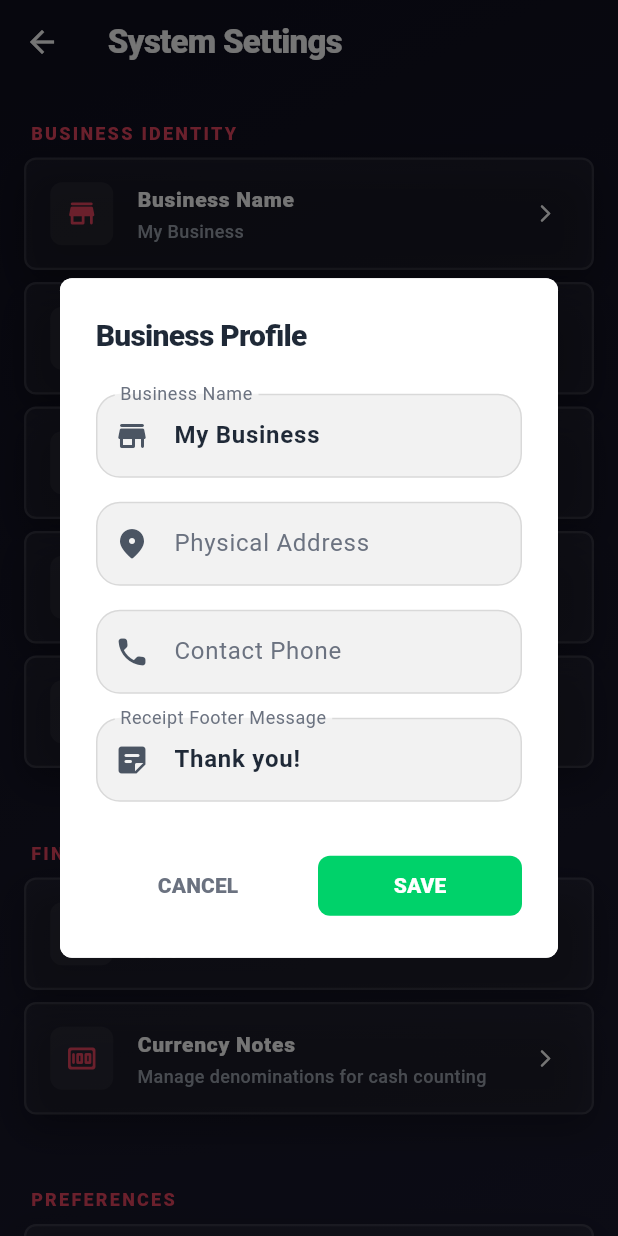
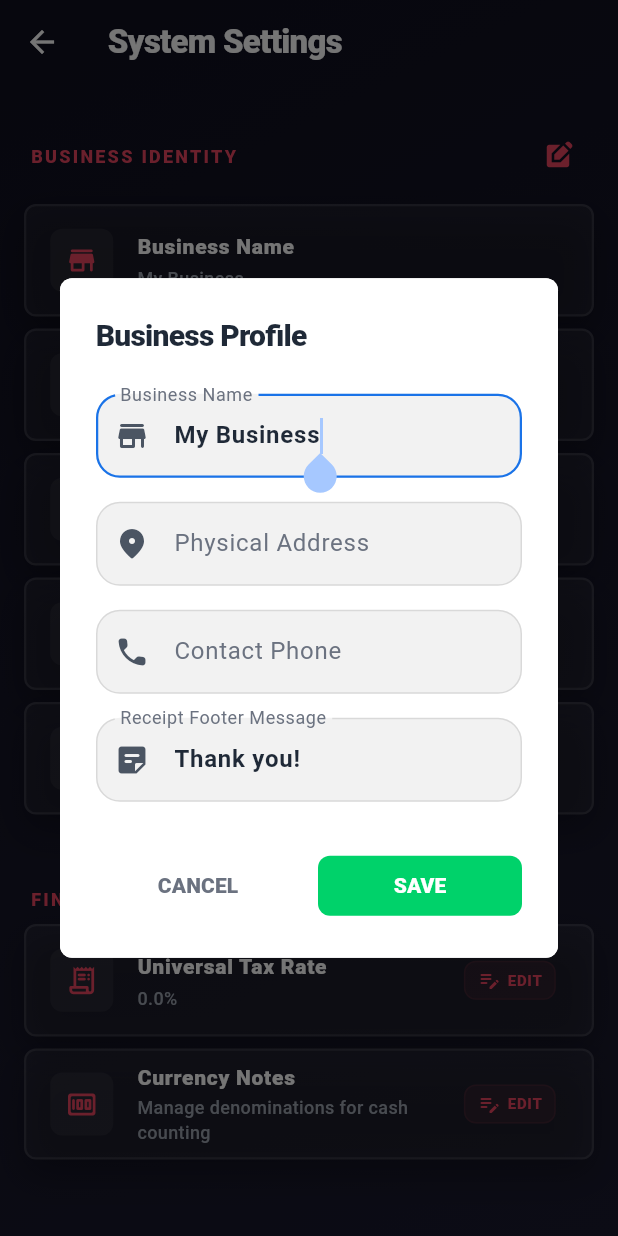
Before and after one commit to nabeer72/khalid-shanwarii, a Flutter app: the SettingsScreen screen opened directly, after a tap on "Business Name", on a phone screen of 412 x 824 dp. Run offline on Flutter 3.47's test engine with Material 3 defaults, Android fonts, the phone set to English and light mode, and no system bars; our stand-ins replace audioplayers, dio, flutter_secure_storage, internet_connection_checker, pdf, printing and 2 more; missing offline and left inert: mobile_scanner, shake; accounts and stored records are empty.

Commit message:
ui fixes

```diff
--- a/lib/db/crud/settings_crud.dart
+++ b/lib/db/crud/settings_crud.dart
@@ -44,7 +44,7 @@ mixin SettingsCrud {
     if (type != null) BusinessConfig.instance.businessType = type;
 
     final tax = await getSetting('tax_rate');
-    if (tax != null) BusinessConfig.instance.taxRate = double.tryParse(tax) ?? 8.0;
+    if (tax != null) BusinessConfig.instance.taxRate = double.tryParse(tax) ?? 0.0;
 
     final reqCust = await getSetting('require_customer');
     if (reqCust != null) BusinessConfig.instance.requireCustomer = reqCust == '1';
--- a/lib/db/mock_data.dart
+++ b/lib/db/mock_data.dart
@@ -20,7 +20,7 @@ class BusinessConfig {
   List<dynamic> activeBranchIds = [];
   List<dynamic> inactiveBranchIds = [];
   String receiptFooter = 'Thank you!';
-  double taxRate = 8.0;
+  double taxRate = 0.0;
   bool requireCustomer = false;
   bool autoReceipt = true;
   bool openCashDrawer = true;
@@ -78,7 +78,7 @@ class BusinessConfig {
     businessPhone = '';
     receiptFooter = 'Thank you!';
     currency = '\$';
-    taxRate = 8.0;
+    taxRate = 0.0;
     requireCustomer = false;
     autoReceipt = true;
     openCashDrawer = true;
--- a/lib/screens/roles_screen.dart
+++ b/lib/screens/roles_screen.dart
@@ -90,7 +90,7 @@ class _RolesScreenState extends State<RolesScreen> {
             backgroundColor: theme.surface,
             title: Text(role == null ? 'Create Role' : 'Edit Role', style: TextStyle(color: theme.textPrimary)),
             content: SizedBox(
-              width: double.maxFinite,
+              width: 450,
               child: SingleChildScrollView(
                 child: Column(
                   mainAxisSize: MainAxisSize.min,
@@ -157,7 +157,7 @@ class _RolesScreenState extends State<RolesScreen> {
                     ),
                     const SizedBox(height: 8),
                     Container(
-                      height: 400,
+                      height: 320,
                       decoration: BoxDecoration(
                         color: theme.background.withOpacity(0.1),
                         borderRadius: BorderRadius.circular(ThemeProvider.radiusList),
--- a/lib/screens/settings_screen.dart
+++ b/lib/screens/settings_screen.dart
@@ -38,11 +38,13 @@ class _SettingsScreenState extends State<SettingsScreen> {
     );
   }
 
-  void _showEditBusinessDialog() {
+  void _showEditBusinessDialog({int focusIndex = 0}) {
     final nameCtrl = TextEditingController(text: _businessName);
     final addressCtrl = TextEditingController(text: _businessAddress);
     final phoneCtrl = TextEditingController(text: _businessPhone);
     final footerCtrl = TextEditingController(text: _receiptFooter);
+
+    final List<FocusNode> focusNodes = List.generate(4, (_) => FocusNode());
 
     InputDecoration _dialogInputDecoration(String label, IconData icon) {
       return InputDecoration(
@@ -66,9 +68,10 @@ class _SettingsScreenState extends State<SettingsScreen> {
       );
     }
 
-    Widget _buildDialogField(TextEditingController ctrl, String label, IconData icon, {TextInputType? keyboardType}) {
+    Widget _buildDialogField(TextEditingController ctrl, FocusNode node, String label, IconData icon, {TextInputType? keyboardType}) {
       return TextField(
         controller: ctrl,
+        focusNode: node,
         keyboardType: keyboardType,
         style: const TextStyle(color: Color(0xFF1F2937), fontWeight: FontWeight.w600),
         decoration: _dialogInputDecoration(label, icon),
@@ -77,7 +80,15 @@ class _SettingsScreenState extends State<SettingsScreen> {
 
     showDialog(
       context: context,
-      builder: (ctx) => AlertDialog(
+      builder: (ctx) {
+        // Delayed focus to the requested field
+        Future.delayed(const Duration(milliseconds: 100), () {
+          if (focusIndex >= 0 && focusIndex < focusNodes.length) {
+            focusNodes[focusIndex].requestFocus();
+          }
+        });
+
+        return AlertDialog(
           backgroundColor: Colors.white,
           surfaceTintColor: Colors.white,
           contentPadding: EdgeInsets.zero,
@@ -87,7 +98,7 @@ class _SettingsScreenState extends State<SettingsScreen> {
               color: Colors.white,
               borderRadius: BorderRadius.circular(ThemeProvider.radiusCard),
             ),
-          width: double.maxFinite,
+            width: 400,
             child: SingleChildScrollView(
               child: Column(
                 mainAxisSize: MainAxisSize.min,
@@ -96,19 +107,24 @@ class _SettingsScreenState extends State<SettingsScreen> {
                   const Text('Business Profile',
                     style: TextStyle(color: Color(0xFF1F2937), fontSize: 20, fontWeight: FontWeight.w900, letterSpacing: -0.5)),
                   const SizedBox(height: 24),
-                _buildDialogField(nameCtrl, 'Business Name', Icons.store_rounded),
+                  _buildDialogField(nameCtrl, focusNodes[0], 'Business Name', Icons.store_rounded),
                   const SizedBox(height: 16),
-                _buildDialogField(addressCtrl, 'Physical Address', Icons.location_on_rounded),
+                  _buildDialogField(addressCtrl, focusNodes[1], 'Physical Address', Icons.location_on_rounded),
                   const SizedBox(height: 16),
-                _buildDialogField(phoneCtrl, 'Contact Phone', Icons.phone_rounded, keyboardType: TextInputType.phone),
+                  _buildDialogField(phoneCtrl, focusNodes[2], 'Contact Phone', Icons.phone_rounded, keyboardType: TextInputType.phone),
                   const SizedBox(height: 16),
-                _buildDialogField(footerCtrl, 'Receipt Footer Message', Icons.sticky_note_2_rounded),
+                  _buildDialogField(footerCtrl, focusNodes[3], 'Receipt Footer Message', Icons.sticky_note_2_rounded),
                   const SizedBox(height: 32),
                   Row(
                     children: [
                       Expanded(
                         child: TextButton(
-                        onPressed: () => Navigator.pop(ctx),
+                          onPressed: () {
+                            for (var node in focusNodes) {
+                              node.dispose();
+                            }
+                            Navigator.pop(ctx);
+                          },
                           child: const Text('CANCEL', style: TextStyle(color: Color(0xFF6B7280), fontWeight: FontWeight.w900)),
                         ),
                       ),
@@ -140,6 +156,9 @@ class _SettingsScreenState extends State<SettingsScreen> {
                             await db.setSetting('business_phone', _businessPhone);
                             await db.setSetting('receipt_footer', _receiptFooter);
 
+                            for (var node in focusNodes) {
+                              node.dispose();
+                            }
                             Navigator.pop(ctx);
                             ScaffoldMessenger.of(context).showSnackBar(const SnackBar(content: Text('Business info updated!'), backgroundColor: ThemeProvider.success));
                           },
@@ -152,7 +171,8 @@ class _SettingsScreenState extends State<SettingsScreen> {
               ),
             ),
           ),
-      ),
+        );
+      },
     );
   }
 
@@ -197,8 +217,8 @@ class _SettingsScreenState extends State<SettingsScreen> {
                   color: Colors.white,
                   borderRadius: BorderRadius.circular(ThemeProvider.radiusCard),
                 ),
-                width: double.maxFinite,
-                height: MediaQuery.of(context).size.height * 0.7,
+                width: 360,
+                height: MediaQuery.of(context).size.height * 0.6,
                 child: Column(
                   mainAxisSize: MainAxisSize.min,
                   crossAxisAlignment: CrossAxisAlignment.start,
@@ -346,6 +366,7 @@ class _SettingsScreenState extends State<SettingsScreen> {
         surfaceTintColor: Colors.white,
         contentPadding: EdgeInsets.zero,
         content: Container(
+          width: 320, // Set specific width to fix the "too big" issue
           padding: const EdgeInsets.all(24),
           decoration: BoxDecoration(
             color: Colors.white,
@@ -509,30 +530,41 @@ class _SettingsScreenState extends State<SettingsScreen> {
             padding: const EdgeInsets.symmetric(horizontal: 16, vertical: 8),
             children: [
               // Business Information
-              const _SectionHeader(title: 'BUSINESS IDENTITY'),
+              _SectionHeader(
+                title: 'BUSINESS IDENTITY',
+                trailing: IconButton(
+                  icon: Icon(Icons.edit_square, color: theme.highlight, size: 20),
+                  onPressed: () => _showEditBusinessDialog(focusIndex: 0),
+                  tooltip: 'Edit Business Profile',
+                ),
+              ),
               _SettingsTile(
                 icon: Icons.store_rounded,
                 title: 'Business Name',
                 subtitle: _businessName,
-                onTap: _showEditBusinessDialog,
+                onTap: () => _showEditBusinessDialog(focusIndex: 0),
+                showTrailing: false,
               ),
               _SettingsTile(
                 icon: Icons.location_on_rounded,
                 title: 'Address',
                 subtitle: _businessAddress,
-                onTap: _showEditBusinessDialog,
+                onTap: () => _showEditBusinessDialog(focusIndex: 1),
+                showTrailing: false,
               ),
               _SettingsTile(
                 icon: Icons.phone_rounded,
                 title: 'Phone Number',
                 subtitle: _businessPhone,
-                onTap: _showEditBusinessDialog,
+                onTap: () => _showEditBusinessDialog(focusIndex: 2),
+                showTrailing: false,
               ),
               _SettingsTile(
                 icon: Icons.sticky_note_2_rounded,
                 title: 'Receipt Footer',
                 subtitle: _receiptFooter,
-                onTap: _showEditBusinessDialog,
+                onTap: () => _showEditBusinessDialog(focusIndex: 3),
+                showTrailing: false,
               ),
               _SettingsTile(
                 icon: BusinessConfig.instance.currencyIcon,
@@ -752,14 +784,18 @@ class _SettingsScreenState extends State<SettingsScreen> {
 
 class _SectionHeader extends StatelessWidget {
   final String title;
-  const _SectionHeader({required this.title});
+  final Widget? trailing;
+  const _SectionHeader({required this.title, this.trailing});
 
   @override
   Widget build(BuildContext context) {
     final theme = ThemeProvider.instance;
     return Padding(
       padding: const EdgeInsets.fromLTRB(4, 16, 0, 8),
-      child: Text(
+      child: Row(
+        mainAxisAlignment: MainAxisAlignment.spaceBetween,
+        children: [
+          Text(
             title,
             style: TextStyle(
               color: theme.highlight,
@@ -767,6 +803,9 @@ class _SectionHeader extends StatelessWidget {
               fontWeight: FontWeight.w900,
               letterSpacing: 1.5,
             ),
+          ),
+          if (trailing != null) trailing!,
+        ],
       ),
     );
   }
@@ -778,8 +817,16 @@ class _SettingsTile extends StatelessWidget {
   final String subtitle;
   final VoidCallback onTap;
   final Color? titleColor;
+  final bool showTrailing;
 
-  const _SettingsTile({required this.icon, required this.title, required this.subtitle, required this.onTap, this.titleColor});
+  const _SettingsTile({
+    required this.icon,
+    required this.title,
+    required this.subtitle,
+    required this.onTap,
+    this.titleColor,
+    this.showTrailing = true,
+  });
 
   @override
   Widget build(BuildContext context) {
@@ -798,7 +845,22 @@ class _SettingsTile extends StatelessWidget {
           ),
           title: Text(title, style: TextStyle(color: titleColor ?? theme.textPrimary, fontWeight: FontWeight.w800, fontSize: 14)),
           subtitle: Text(subtitle, style: TextStyle(color: theme.textSecondary, fontSize: 12, fontWeight: FontWeight.w500)),
-          trailing: Icon(Icons.arrow_forward_ios_rounded, color: theme.iconColor, size: 14),
+          trailing: showTrailing ? Container(
+            padding: const EdgeInsets.symmetric(horizontal: 8, vertical: 4),
+            decoration: BoxDecoration(
+              color: theme.highlight.withOpacity(0.08),
+              borderRadius: BorderRadius.circular(8),
+              border: Border.all(color: theme.highlight.withOpacity(0.1)),
+            ),
+            child: Row(
+              mainAxisSize: MainAxisSize.min,
+              children: [
+                Icon(Icons.edit_note_rounded, color: theme.highlight, size: 16),
+                const SizedBox(width: 4),
+                Text('EDIT', style: TextStyle(color: theme.highlight, fontSize: 10, fontWeight: FontWeight.w900)),
+              ],
+            ),
+          ) : null,
         ),
       ),
     );
```
Also changed, not shown: lib/screens/add_purchase_screen.dart (+84 -27 lines), lib/screens/bank_management_screen.dart (+6 -13 lines). Lines whose indentation alone changed are shown as unchanged.
